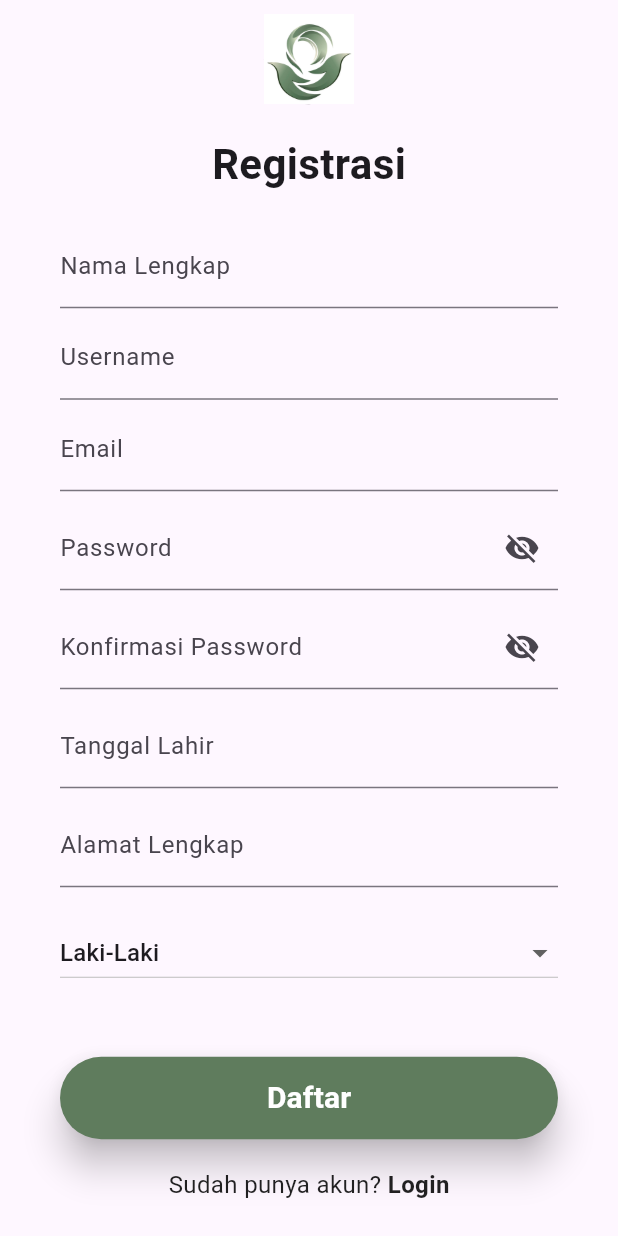
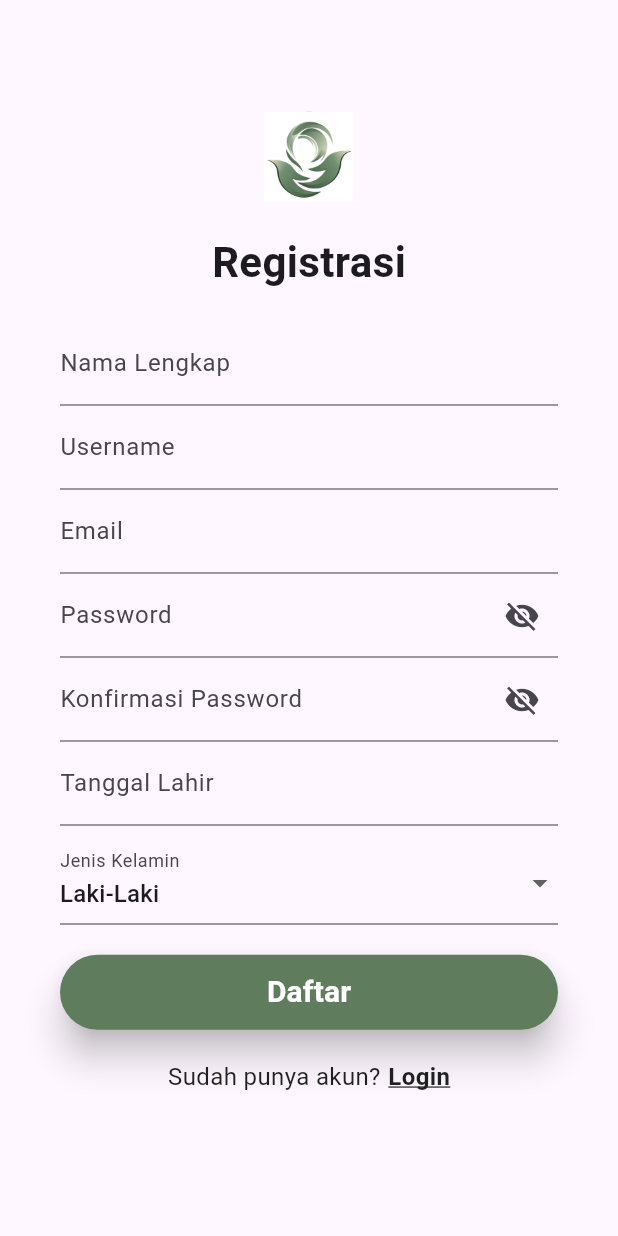
Before and after one commit to ridhoalpian/Mobile-Project-SM4, a Flutter app: the RegisterPage screen opened directly, on a phone screen of 412 x 824 dp. Run offline on Flutter 3.47's test engine with Material 3 defaults, Android fonts, the phone set to English and light mode, and no system bars; our stand-ins replace shared_preferences; accounts and stored records are empty; project files that could hold a hidden picture were left out.

Commit message:
fix sharedpref
login register home

```diff
--- a/lib/register/register_page.dart
+++ b/lib/register/register_page.dart
@@ -1,4 +1,5 @@
 import 'package:flutter/material.dart';
+import 'package:shared_preferences/shared_preferences.dart';
 import 'package:projectone/register/login_page.dart';
 
 class RegisterPage extends StatefulWidget {
@@ -9,7 +10,12 @@ class RegisterPage extends StatefulWidget {
 class _RegisterPageState extends State<RegisterPage> {
   bool _isObscured = true;
   TextEditingController _dateController = TextEditingController();
-  String dropdownValue = 'lakik';
+  TextEditingController _namaController = TextEditingController();
+  TextEditingController _usernameController = TextEditingController();
+  TextEditingController _emailController = TextEditingController();
+  TextEditingController _passwordController = TextEditingController();
+  TextEditingController _confirmPasswordController = TextEditingController();
+  String _selectedGender = 'laki';
 
   @override
   Widget build(BuildContext context) {
@@ -39,25 +45,29 @@ class _RegisterPageState extends State<RegisterPage> {
                 fontWeight: FontWeight.bold,
               ),
             ),
+            SizedBox(height: 20),
             Container(
-            padding: EdgeInsets.fromLTRB(40, 20, 40, 5),
+              padding: EdgeInsets.symmetric(horizontal: 40),
               child: TextField(
+                controller: _namaController,
                 decoration: InputDecoration(
                   labelText: "Nama Lengkap",
                 ),
               ),
             ),
             Container(
-            padding: EdgeInsets.fromLTRB(40, 0, 40, 5),
+              padding: EdgeInsets.symmetric(horizontal: 40),
               child: TextField(
+                controller: _usernameController,
                 decoration: InputDecoration(
                   labelText: "Username",
                 ),
               ),
             ),
             Container(
-            padding: EdgeInsets.fromLTRB(40, 0, 40, 5),
+              padding: EdgeInsets.symmetric(horizontal: 40),
               child: TextField(
+                controller: _emailController,
                 keyboardType: TextInputType.emailAddress,
                 decoration: InputDecoration(
                   labelText: "Email",
@@ -65,8 +75,9 @@ class _RegisterPageState extends State<RegisterPage> {
               ),
             ),
             Container(
-            padding: EdgeInsets.fromLTRB(40, 5, 40, 5),
+              padding: EdgeInsets.symmetric(horizontal: 40),
               child: TextField(
+                controller: _passwordController,
                 decoration: InputDecoration(
                   labelText: "Password",
                   suffixIcon: IconButton(
@@ -84,8 +95,9 @@ class _RegisterPageState extends State<RegisterPage> {
               ),
             ),
             Container(
-            padding: EdgeInsets.fromLTRB(40, 5, 40, 5),
+              padding: EdgeInsets.symmetric(horizontal: 40),
               child: TextField(
+                controller: _confirmPasswordController,
                 decoration: InputDecoration(
                   labelText: "Konfirmasi Password",
                   suffixIcon: IconButton(
@@ -103,7 +115,7 @@ class _RegisterPageState extends State<RegisterPage> {
               ),
             ),
             Container(
-            padding: EdgeInsets.fromLTRB(40, 5, 40, 5),
+              padding: EdgeInsets.symmetric(horizontal: 40),
               child: TextField(
                 controller: _dateController,
                 decoration: InputDecoration(
@@ -115,27 +127,19 @@ class _RegisterPageState extends State<RegisterPage> {
                 },
               ),
             ),
+            SizedBox(height: 10),
             Container(
-            padding: EdgeInsets.fromLTRB(40, 5, 40, 5),
-            child: TextField(
-              decoration: InputDecoration(
-                labelText: "Alamat Lengkap",
-              ),
-            ),
-          ),
-          Container(
-            padding: EdgeInsets.fromLTRB(40, 15, 40, 5),
-            child: DropdownButton<String>(
-              isExpanded: true,
-              value: dropdownValue,
+              padding: EdgeInsets.symmetric(horizontal: 40),
+              child: DropdownButtonFormField<String>(
+                value: _selectedGender,
                 onChanged: (String? newValue) {
                   setState(() {
-                  dropdownValue = newValue!;
+                    _selectedGender = newValue!;
                   });
                 },
-              items: const [
+                items: [
                   DropdownMenuItem<String>(
-                  value: 'lakik',
+                    value: 'laki',
                     child: Text('Laki-Laki'),
                   ),
                   DropdownMenuItem<String>(
@@ -143,20 +147,30 @@ class _RegisterPageState extends State<RegisterPage> {
                     child: Text('Perempuan'),
                   ),
                 ],
+                decoration: InputDecoration(
+                  labelText: 'Jenis Kelamin',
                 ),
               ),
-
+            ),
+            SizedBox(height: 20),
             Container(
-            padding: EdgeInsets.fromLTRB(40, 40, 40, 5),
-            height: 100,
+              padding: EdgeInsets.symmetric(horizontal: 40),
+              height: 50,
               width: double.infinity,
               child: ElevatedButton(
-              onPressed: () {},
+                onPressed: () {
+                  _saveRegistrationData();
+                  Navigator.pushAndRemoveUntil(
+                    context,
+                    MaterialPageRoute(builder: (context) => LoginPage()),
+                    (Route<dynamic> route) => false,
+                  );
+                },
                 style: ElevatedButton.styleFrom(
                   elevation: 10,
-                backgroundColor: Color(0xFF5F7C5D),
+                  primary: Color(0xFF5F7C5D),
                   shape: RoundedRectangleBorder(
-                  borderRadius: BorderRadius.circular(50),
+                    borderRadius: BorderRadius.circular(25),
                   ),
                 ),
                 child: Text(
@@ -164,10 +178,12 @@ class _RegisterPageState extends State<RegisterPage> {
                   style: TextStyle(
                     fontSize: 20,
                     color: Colors.white,
-                    fontWeight: FontWeight.bold),
+                    fontWeight: FontWeight.bold,
                   ),
                 ),
               ),
+            ),
+            SizedBox(height: 20),
             Row(
               mainAxisAlignment: MainAxisAlignment.center,
               children: [
@@ -175,9 +191,7 @@ class _RegisterPageState extends State<RegisterPage> {
                   "Sudah punya akun?",
                   style: TextStyle(fontSize: 16, color: Colors.black87),
                 ),
-              SizedBox(
-                height: 50,
-              ),
+                SizedBox(width: 5),
                 GestureDetector(
                   onTap: () {
                     Navigator.push(
@@ -186,16 +200,18 @@ class _RegisterPageState extends State<RegisterPage> {
                     );
                   },
                   child: Text(
-                  " Login",
+                    "Login",
                     style: TextStyle(
                       fontSize: 16,
                       fontWeight: FontWeight.bold,
                       color: Colors.black87,
+                      decoration: TextDecoration.underline,
                     ),
                   ),
-              )
+                ),
               ],
             ),
+            SizedBox(height: 20),
           ],
         ),
     );
@@ -205,8 +221,8 @@ class _RegisterPageState extends State<RegisterPage> {
     DateTime? _picked = await showDatePicker(
       context: context,
       initialDate: DateTime.now(),
-      firstDate: DateTime(2000),
-      lastDate: DateTime(2100),
+      firstDate: DateTime(1900),
+      lastDate: DateTime.now(),
     );
 
     if (_picked != null) {
@@ -215,4 +231,14 @@ class _RegisterPageState extends State<RegisterPage> {
       });
     }
   }
+
+  Future<void> _saveRegistrationData() async {
+    SharedPreferences prefs = await SharedPreferences.getInstance();
+    prefs.setString('nama', _namaController.text);
+    prefs.setString('username', _usernameController.text);
+    prefs.setString('email', _emailController.text);
+    prefs.setString('password', _passwordController.text);
+    prefs.setString('tanggal_lahir', _dateController.text);
+    prefs.setString('jenis_kelamin', _selectedGender);
   }
+}
--- a/pubspec.yaml
+++ b/pubspec.yaml
@@ -32,9 +32,11 @@ dependencies:
     sdk: flutter
 
 
+
   # The following adds the Cupertino Icons font to your application.
   # Use with the CupertinoIcons class for iOS style icons.
   cupertino_icons: ^1.0.2
+  shared_preferences: ^2.2.2
 
 dev_dependencies:
   flutter_test:
```
Also changed, not shown: lib/register/home_page.dart (added, +90 -0 lines), lib/register/login_page.dart (+68 -1 lines), pubspec.lock, 1 other file. Lines whose indentation alone changed are shown as unchanged.
